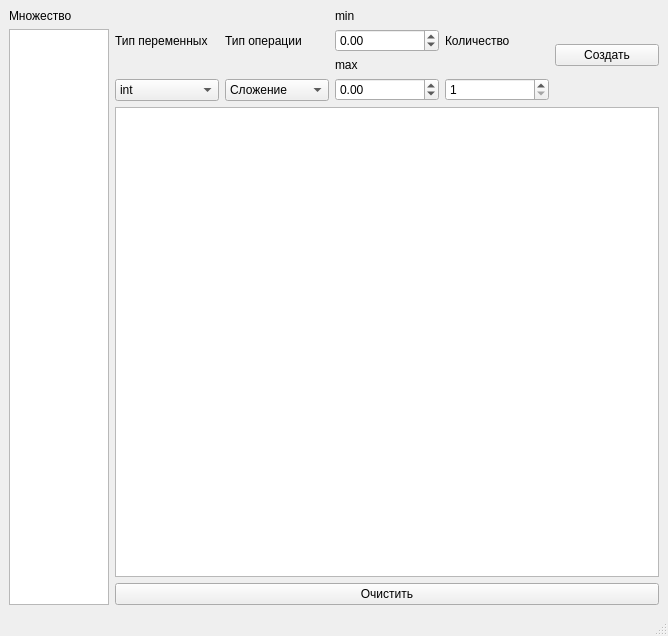
Qt form main.ui (Arte111/OPI_lab6) before a commit.
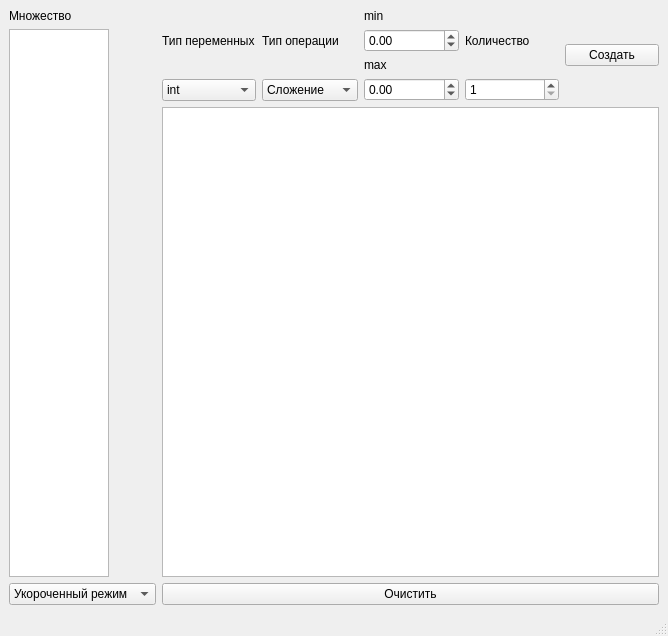
The same form after that commit.

```diff
--- a/main.ui
+++ b/main.ui
@@ -37,6 +37,20 @@
         </property>
        </widget>
       </item>
+      <item>
+       <widget class="QComboBox" name="mode">
+        <item>
+         <property name="text">
+          <string>Укороченный режим</string>
+         </property>
+        </item>
+        <item>
+         <property name="text">
+          <string>Полный режим</string>
+         </property>
+        </item>
+       </widget>
+      </item>
      </layout>
     </item>
     <item>
```
